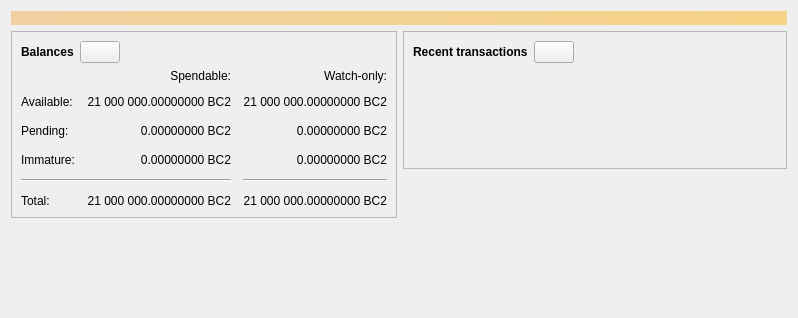
Before: the Qt Designer form src/qt/forms/overviewpage.ui in BitcoincashII/bitcoincashII-core, drawn with Qt 5.
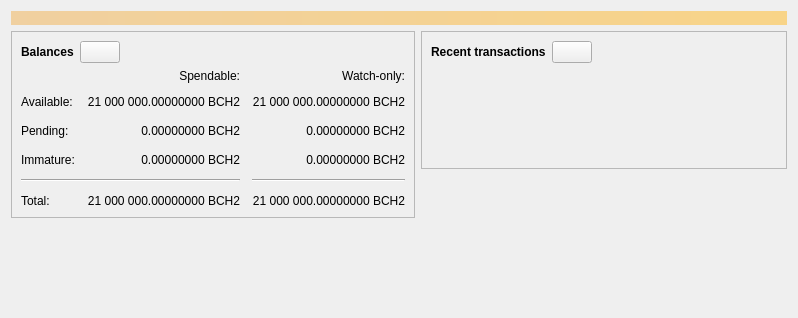
After: the same form once the commit is applied. Icons and pictures are not drawn. Custom widgets are drawn as their Qt base class.

```diff
--- a/src/qt/forms/overviewpage.ui
+++ b/src/qt/forms/overviewpage.ui
@@ -120,7 +120,7 @@
                <string>Unconfirmed transactions to watch-only addresses</string>
               </property>
               <property name="text">
-               <string notr="true">0.00000000 BC2</string>
+               <string notr="true">0.00000000 BCH2</string>
               </property>
               <property name="alignment">
                <set>Qt::AlignRight|Qt::AlignTrailing|Qt::AlignVCenter</set>
@@ -139,7 +139,7 @@
                <string>Total of transactions that have yet to be confirmed, and do not yet count toward the spendable balance</string>
               </property>
               <property name="text">
-               <string notr="true">0.00000000 BC2</string>
+               <string notr="true">0.00000000 BCH2</string>
               </property>
               <property name="alignment">
                <set>Qt::AlignRight|Qt::AlignTrailing|Qt::AlignVCenter</set>
@@ -158,7 +158,7 @@
                <string>Mined balance in watch-only addresses that has not yet matured</string>
               </property>
               <property name="text">
-               <string notr="true">0.00000000 BC2</string>
+               <string notr="true">0.00000000 BCH2</string>
               </property>
               <property name="alignment">
                <set>Qt::AlignRight|Qt::AlignTrailing|Qt::AlignVCenter</set>
@@ -210,7 +210,7 @@
                <string>Mined balance that has not yet matured</string>
               </property>
               <property name="text">
-               <string notr="true">0.00000000 BC2</string>
+               <string notr="true">0.00000000 BCH2</string>
               </property>
               <property name="alignment">
                <set>Qt::AlignRight|Qt::AlignTrailing|Qt::AlignVCenter</set>
@@ -249,7 +249,7 @@
                <string>Your current total balance</string>
               </property>
               <property name="text">
-               <string notr="true">21 000 000.00000000 BC2</string>
+               <string notr="true">21 000 000.00000000 BCH2</string>
               </property>
               <property name="alignment">
                <set>Qt::AlignRight|Qt::AlignTrailing|Qt::AlignVCenter</set>
@@ -268,7 +268,7 @@
                <string>Current total balance in watch-only addresses</string>
               </property>
               <property name="text">
-               <string notr="true">21 000 000.00000000 BC2</string>
+               <string notr="true">21 000 000.00000000 BCH2</string>
               </property>
               <property name="alignment">
                <set>Qt::AlignRight|Qt::AlignTrailing|Qt::AlignVCenter</set>
@@ -304,7 +304,7 @@
                <string>Your current spendable balance</string>
               </property>
               <property name="text">
-               <string notr="true">21 000 000.00000000 BC2</string>
+               <string notr="true">21 000 000.00000000 BCH2</string>
               </property>
               <property name="alignment">
                <set>Qt::AlignRight|Qt::AlignTrailing|Qt::AlignVCenter</set>
@@ -323,7 +323,7 @@
                <string>Your current balance in watch-only addresses</string>
               </property>
               <property name="text">
-               <string notr="true">21 000 000.00000000 BC2</string>
+               <string notr="true">21 000 000.00000000 BCH2</string>
               </property>
               <property name="alignment">
                <set>Qt::AlignRight|Qt::AlignTrailing|Qt::AlignVCenter</set>
```
Left out of the diff: 4 changed lines with no effect on the pictures.
